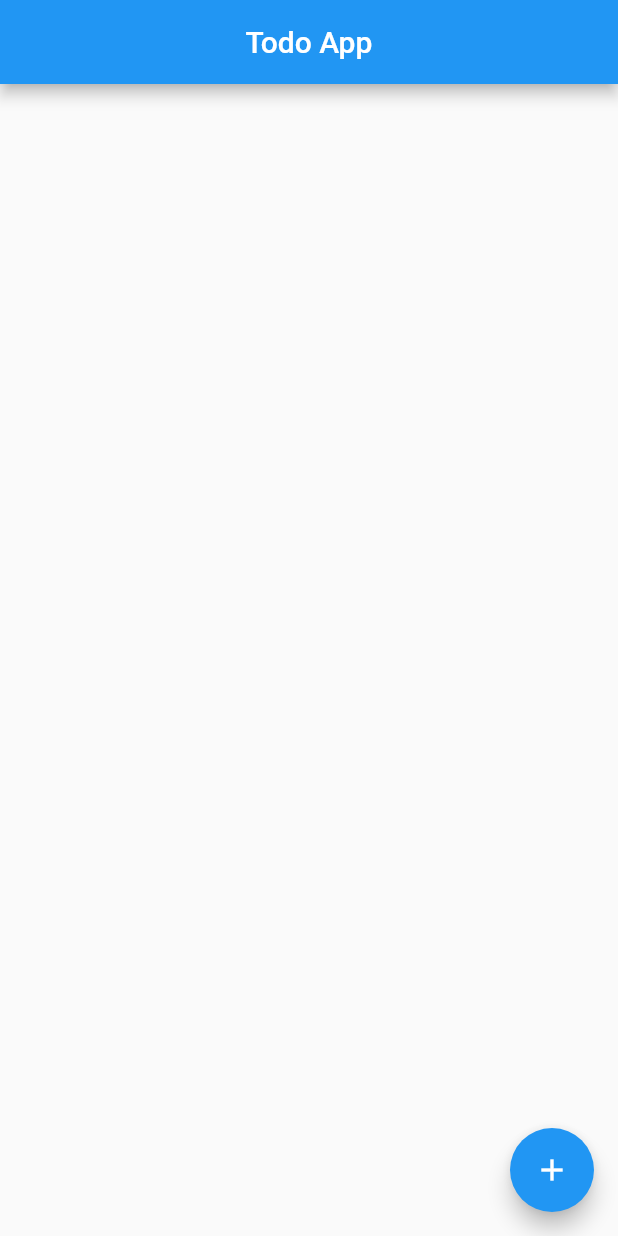
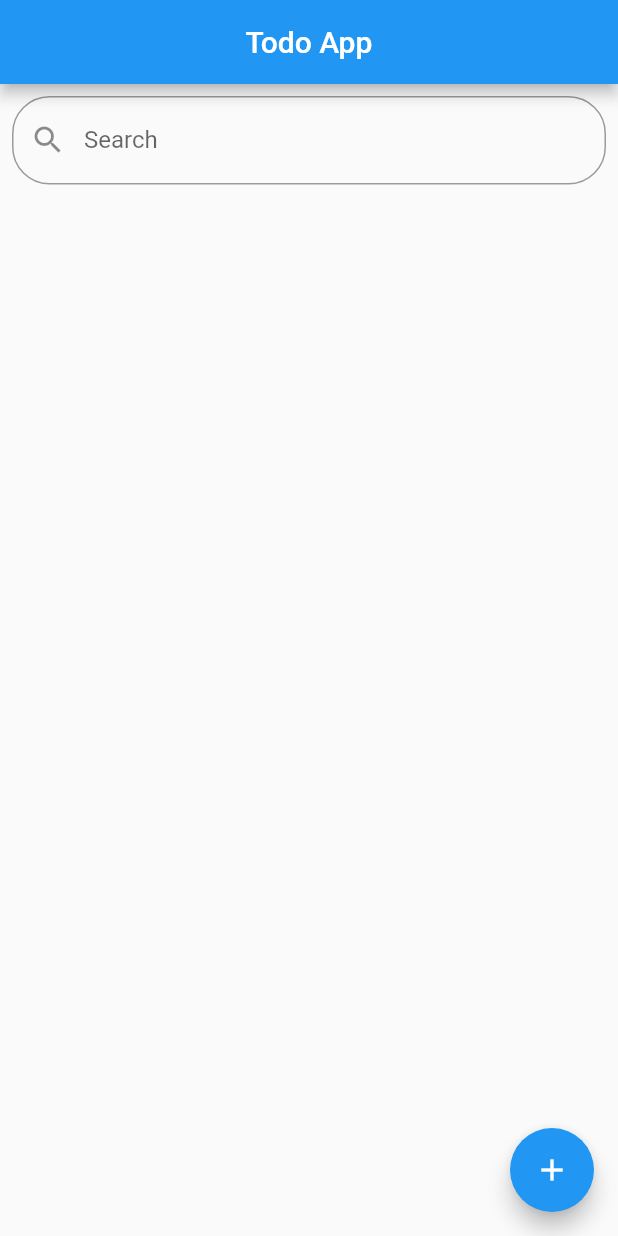
Before and after one commit to JunjieDev/flutter-todo, a Flutter app: the screen it shows after launch, on a phone screen of 412 x 824 dp. Run offline on Flutter 3.47's test engine with Material 2 defaults, Android fonts, the phone set to English and light mode, and no system bars.

Commit message:
Commit "Add : searchBar"

```diff
--- /dev/null
+++ b/lib/view/searchBar.dart
@@ -0,0 +1,29 @@
+import 'package:flutter/material.dart';
+
+class SearchBar extends StatefulWidget {
+  const SearchBar({super.key});
+
+  @override
+  State<SearchBar> createState() => _SearchBarState();
+}
+
+class _SearchBarState extends State<SearchBar> {
+  TextEditingController editingController = TextEditingController();
+
+  @override
+  Widget build(BuildContext context) => Padding(
+    padding: const EdgeInsets.all(8.0),
+    child: TextField(
+      onChanged: (value) {
+        //filterSearchResults(value);
+      },
+      controller: editingController,
+      decoration: InputDecoration(
+          labelText: "Search",
+          hintText: "Search",
+          prefixIcon: Icon(Icons.search),
+          border: OutlineInputBorder(
+              borderRadius: BorderRadius.all(Radius.circular(25.0)))),
+    ),
+  );
+}
--- a/lib/view/todo.dart
+++ b/lib/view/todo.dart
@@ -1,5 +1,6 @@
 import 'package:flutter/material.dart';
 import 'package:flutter_todo/models/task.dart';
+import 'package:flutter_todo/view/searchBar.dart';
 import 'package:flutter_todo/view/displateDialog/add.dart';
 import 'package:flutter_todo/view/displateDialog/edit.dart';
 import 'package:flutter_todo/view/snackbar/delete_snackbar.dart';
@@ -56,7 +57,11 @@ class _TodoState extends State<Todo> {
       title: const Text('Todo App'),
       centerTitle: true,
     ),
-    body: ListView.builder(
+    body: Column(
+      children: <Widget>[
+        const SearchBar(),
+        Expanded(
+          child: ListView.builder(
             itemCount: tasks.length,
             itemBuilder:(context, index) {
               return Dismissible(
@@ -106,6 +111,9 @@ class _TodoState extends State<Todo> {
               );
             }
           ),
+        ),
+      ],
+    ),
     floatingActionButton: FloatingActionButton(
       onPressed: () => AddDisplay(addTask: addTask).addDisplayDialog(context),
       child: const Icon(Icons.add),
```
Lines whose indentation alone changed are shown as unchanged.
